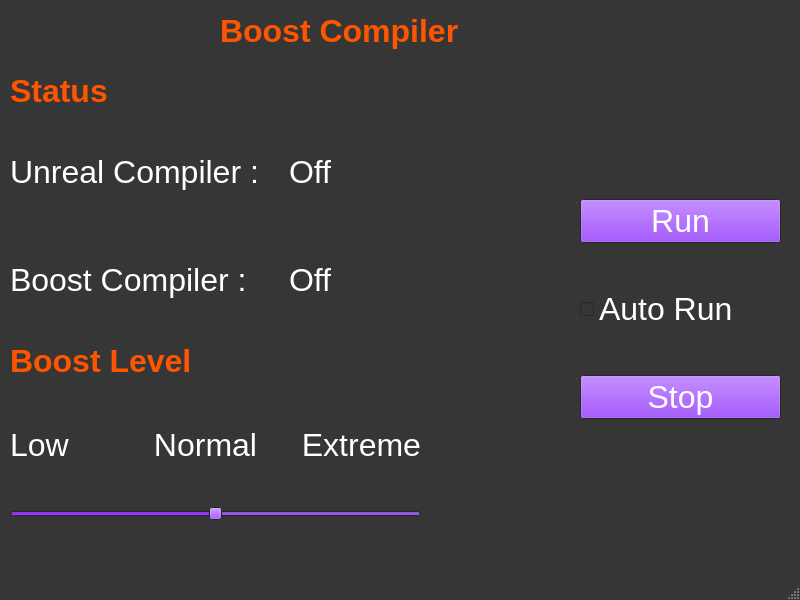
Above: mainwindow.ui from Nachoidev2/UnrealBoostCompiler before the change. Below: the same form after it.
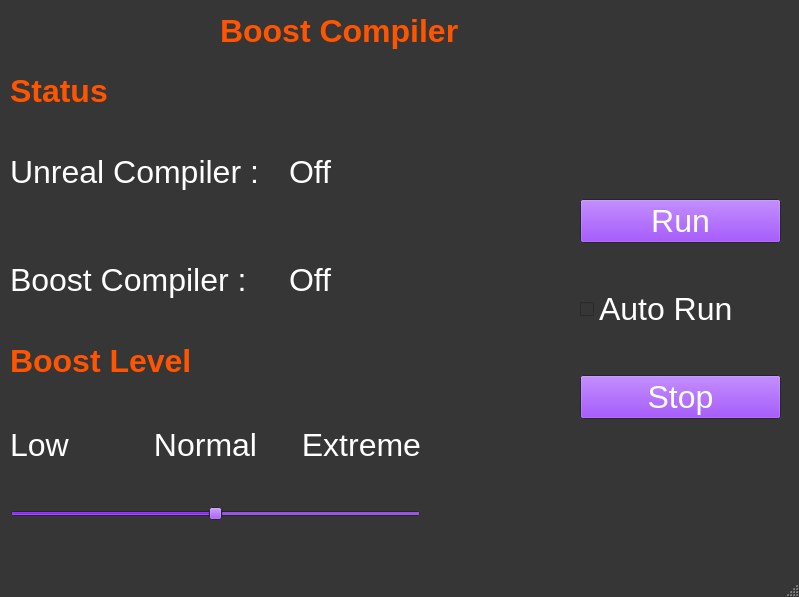
That is the form after the change.

Diff of the .ui file:
```diff
--- a/mainwindow.ui
+++ b/mainwindow.ui
@@ -9,8 +9,8 @@
    <rect>
     <x>0</x>
     <y>0</y>
-    <width>800</width>
-    <height>600</height>
+    <width>799</width>
+    <height>597</height>
    </rect>
   </property>
   <property name="palette">
@@ -303,7 +303,16 @@
    </font>
   </property>
   <property name="windowTitle">
-   <string>MainWindow</string>
+   <string>Boost Compiler</string>
+  </property>
+  <property name="iconSize">
+   <size>
+    <width>24</width>
+    <height>24</height>
+   </size>
+  </property>
+  <property name="tabShape">
+   <enum>QTabWidget::Triangular</enum>
   </property>
   <widget class="QWidget" name="centralwidget">
    <widget class="QLabel" name="label">
```
Left out of the diff: 18 changed lines with no effect on the pictures.
